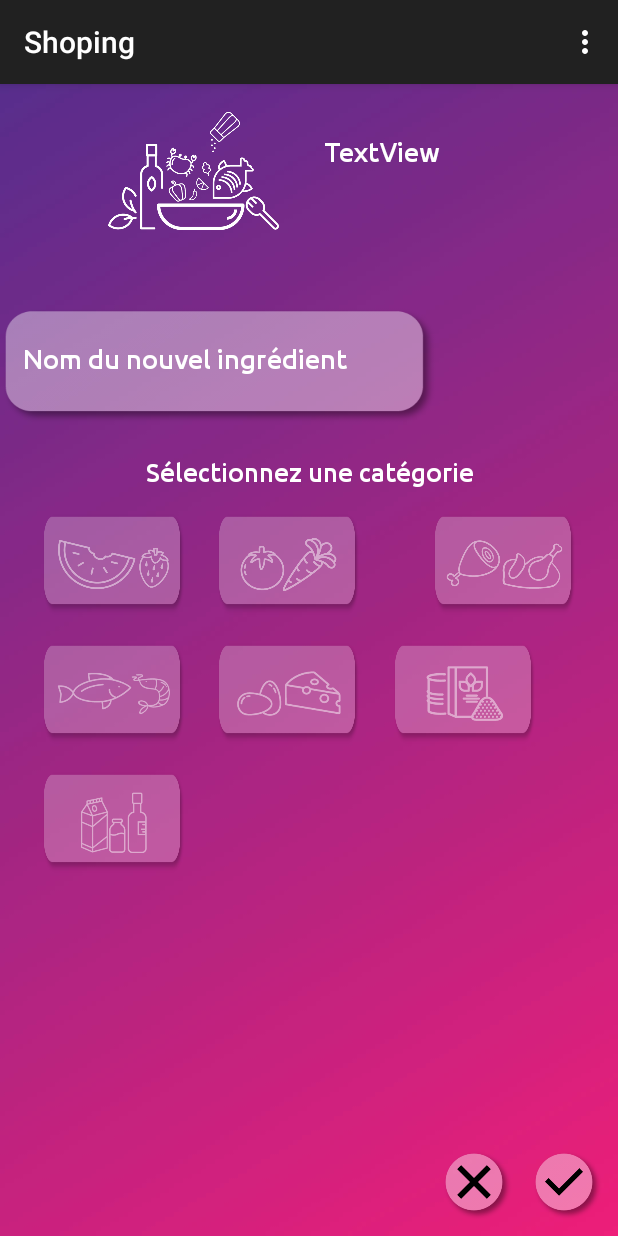
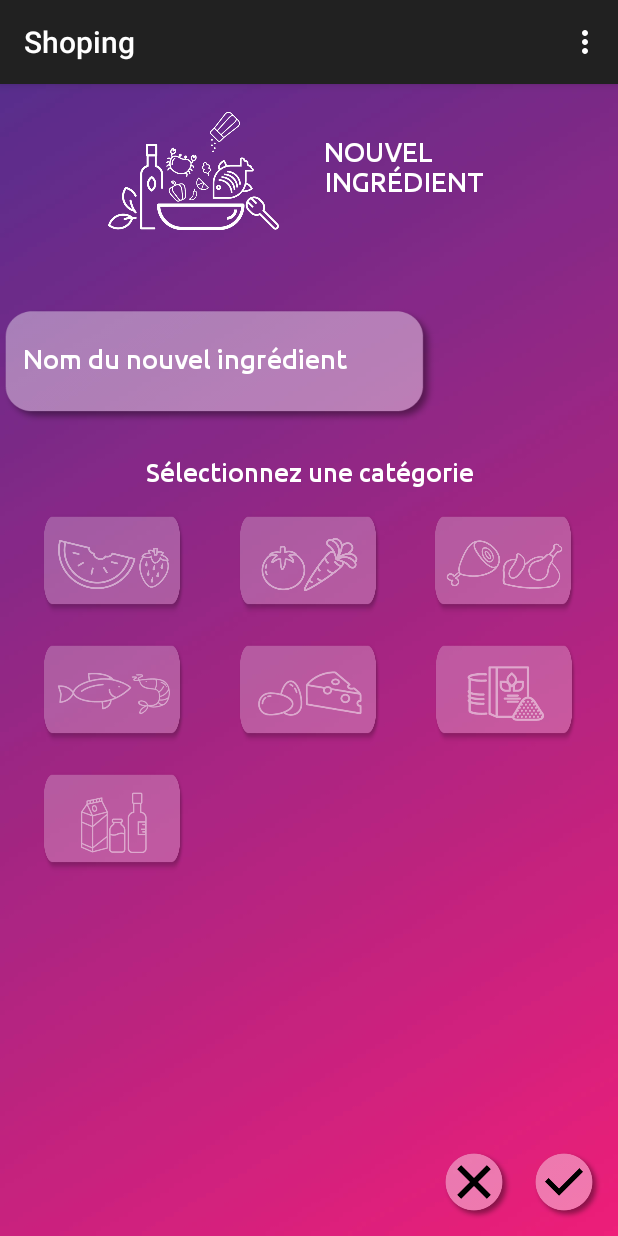
Before and after one commit to vcoquinot/shoping, an Android app: the Ingredients screen opened directly, with no data from a screen before it, on a phone screen of 412 x 824 dp. Run offline under Robolectric (Android 15) with nearby library versions, the light colour scheme and no system bars; Roboto replaces fonts that are not available here.

Commit message:
Marc réglages écran 32

```diff
--- a/Shoping/app/src/main/res/layout/activity_32ingredients.xml
+++ b/Shoping/app/src/main/res/layout/activity_32ingredients.xml
@@ -60,7 +60,7 @@
         android:layout_marginStart="8dp"
         android:layout_marginTop="8dp"
         android:fontFamily="@font/ubuntu_medium"
-        android:text="TextView"
+        android:text="NOUVEL INGRÉDIENT"
         android:textAlignment="viewStart"
         android:textAppearance="@style/TextAppearance.AppCompat"
         android:textColor="@android:color/background_light"
@@ -97,7 +97,7 @@
         android:layout_width="95dp"
         android:layout_height="70dp"
         android:layout_marginBottom="8dp"
-        android:layout_marginStart="21dp"
+        android:layout_marginStart="35dp"
         android:alpha="0.6"
         android:background="@drawable/bt_40"
         android:paddingBottom="5dp"
@@ -118,7 +118,7 @@
         android:layout_width="95dp"
         android:layout_height="70dp"
         android:layout_marginEnd="28dp"
-        android:layout_marginStart="22dp"
+        android:layout_marginStart="35dp"
         android:layout_marginTop="8dp"
         android:alpha="0.6"
         android:background="@drawable/bt_40"
@@ -178,7 +178,7 @@
         android:layout_width="95dp"
         android:layout_height="70dp"
         android:layout_marginEnd="8dp"
-        android:layout_marginStart="22dp"
+        android:layout_marginStart="35dp"
         android:layout_marginTop="8dp"
         android:alpha="0.6"
         android:background="@drawable/bt_40"
@@ -202,7 +202,7 @@
         android:layout_width="95dp"
         android:layout_height="70dp"
         android:layout_marginBottom="8dp"
-        android:layout_marginStart="21dp"
+        android:layout_marginStart="35dp"
         android:alpha="0.6"
         android:background="@drawable/bt_40"
         android:paddingBottom="5dp"
@@ -237,8 +237,8 @@
         android:text="Nom du nouvel ingrédient"
         android:textColor="@android:color/background_light"
         app:layout_constraintTop_toBottomOf="@+id/imageView2"
-        tools:layout_editor_absoluteX="46dp"
-        tools:ignore="MissingConstraints" />
+        tools:ignore="MissingConstraints"
+        tools:layout_editor_absoluteX="46dp" />
 
     <TextView
         android:id="@+id/textView10"
```
